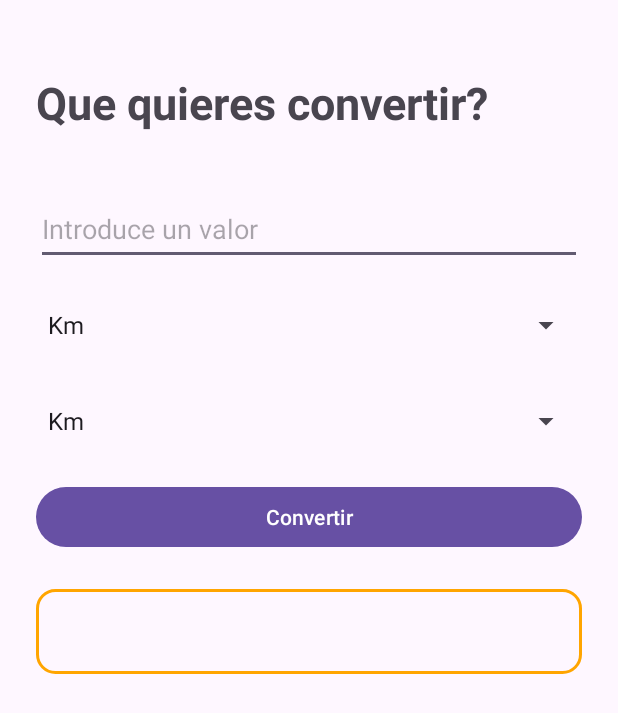
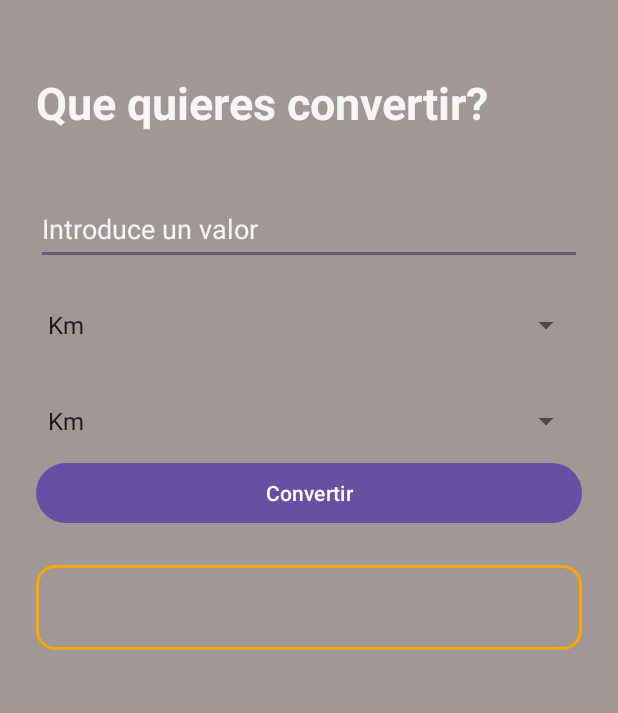
Before and after one commit to AlejandroHernanCid/ConvertidorUnidades, an Android app: the screen it shows after launch (MainActivity), on a phone screen of 412 x 824 dp. Shown: the top 713 px of the screen. Run offline under Robolectric (Android 15) with nearby library versions, the phone set to English and light mode, and no system bars.

Commit message:
Mas cantidad de unidades de conversion añadidas, boton diseñado y varios estilos cambiados de titulos.

```diff
--- a/app/src/main/res/layout/activity_main.xml
+++ b/app/src/main/res/layout/activity_main.xml
@@ -3,7 +3,8 @@
     android:orientation="vertical"
     android:padding="24dp"
     android:layout_width="match_parent"
-    android:layout_height="match_parent">
+    android:layout_height="match_parent"
+    android:background="#A09797">
 
     <TextView
         android:id="@+id/tvTitle"
@@ -13,6 +14,7 @@
         android:layout_width="match_parent"
         android:layout_height="wrap_content"
         android:text="Que quieres convertir?"
+        android:textColor="@color/Gray"
         android:paddingBottom="40dp"/>
 
     <EditText
@@ -20,6 +22,8 @@
         android:layout_width="match_parent"
         android:layout_height="wrap_content"
         android:hint="Introduce un valor"
+        android:textColor="@color/Gray"
+        android:textColorHint="@color/Gray"
         android:inputType="numberDecimal"
         android:minHeight="48dp" />
 
@@ -28,7 +32,7 @@
         android:layout_width="match_parent"
         android:layout_height="wrap_content"
         android:layout_marginTop="16dp"
-        android:minHeight="48dp" />
+        android:minHeight="48dp"/>
 
     <Spinner
         android:id="@+id/spinnerFrom"
@@ -37,13 +41,14 @@
         android:layout_marginTop="16dp"
         android:minHeight="48dp" />
 
-    <Button
+    <com.google.android.material.button.MaterialButton
         android:id="@+id/btnConvertir"
-        android:text="Convertir"
+        style="@style/resultado_boton_convertir"
         android:layout_width="match_parent"
         android:layout_height="wrap_content"
-        android:layout_marginTop="16dp"
-        style="@style/resultado_boton_convertir"/>
+        android:text="Convertir" />
+
+
 
     <TextView
         android:id="@+id/tvResultado"
--- a/app/src/main/res/values/resultado_borde_naranja.xml
+++ b/app/src/main/res/values/resultado_borde_naranja.xml
@@ -5,7 +5,7 @@
         <item name="android:padding">16dp</item>
         <item name="android:textSize">18sp</item>
         <item name="android:textStyle">bold</item>
-        <item name="android:textColor">#000000</item>
+        <item name="android:textColor">@color/Gray</item>
         <item name="android:layout_marginTop">24dp</item>
     </style>
 
```
Also changed, not shown: app/src/main/java/com/example/convertidormonedas/MainActivity.kt (+61 -4 lines).
